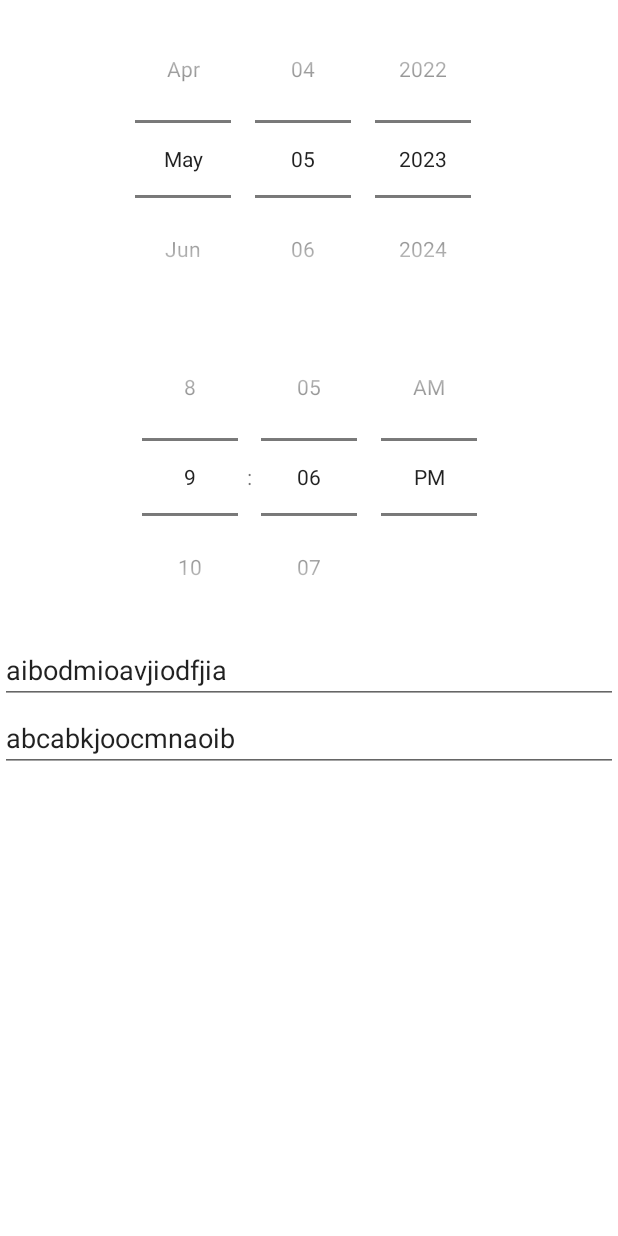
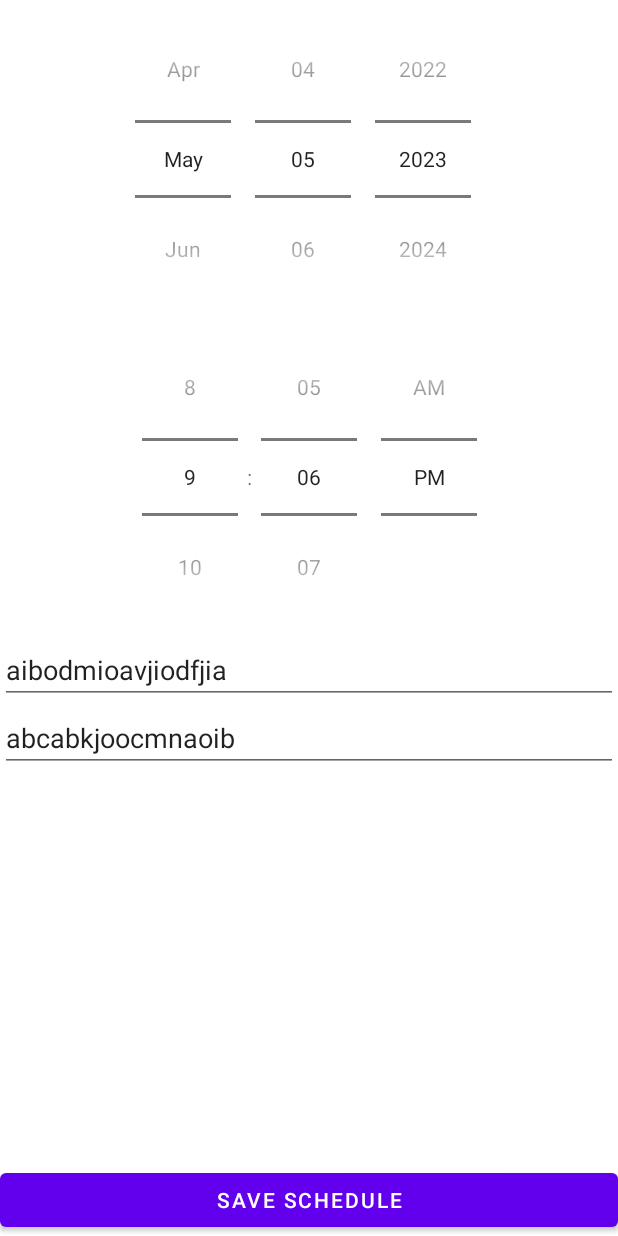
Before and after one commit to dudwls901/DateReminder, an Android app: the layout activity_main.xml on its own in the app's theme, with its tools: preview values and no code run, on a phone screen of 412 x 824 dp. Run offline under Robolectric (Android 15) with nearby library versions, the phone set to English and light mode, and no system bars.

Commit message:
[Feat] Schedule 저장 준비 로직 구현

```diff
--- a/app/src/main/res/layout/activity_main.xml
+++ b/app/src/main/res/layout/activity_main.xml
@@ -58,5 +58,16 @@
             app:layout_constraintEnd_toEndOf="parent"
             tools:text="abcabkjoocmnaoib" />
 
+        <Button
+            android:id="@+id/saveButton"
+            android:layout_width="0dp"
+            android:layout_height="wrap_content"
+            app:layout_constraintStart_toStartOf="parent"
+            app:layout_constraintEnd_toEndOf="parent"
+            app:layout_constraintBottom_toBottomOf="parent"
+            android:text="save Schedule"
+            android:onClick="@{() -> vm.onSaveClick()}"
+            />
+
     </androidx.constraintlayout.widget.ConstraintLayout>
 </layout>
```
Also changed, not shown: app/src/main/java/com/ongveloper/datereminder/MainActivity.kt (+3 -17 lines), app/src/main/java/com/ongveloper/datereminder/MainViewModel.kt (+29 -3 lines), app/src/main/java/com/ongveloper/datereminder/Schedule.kt (added, +27 -0 lines).
